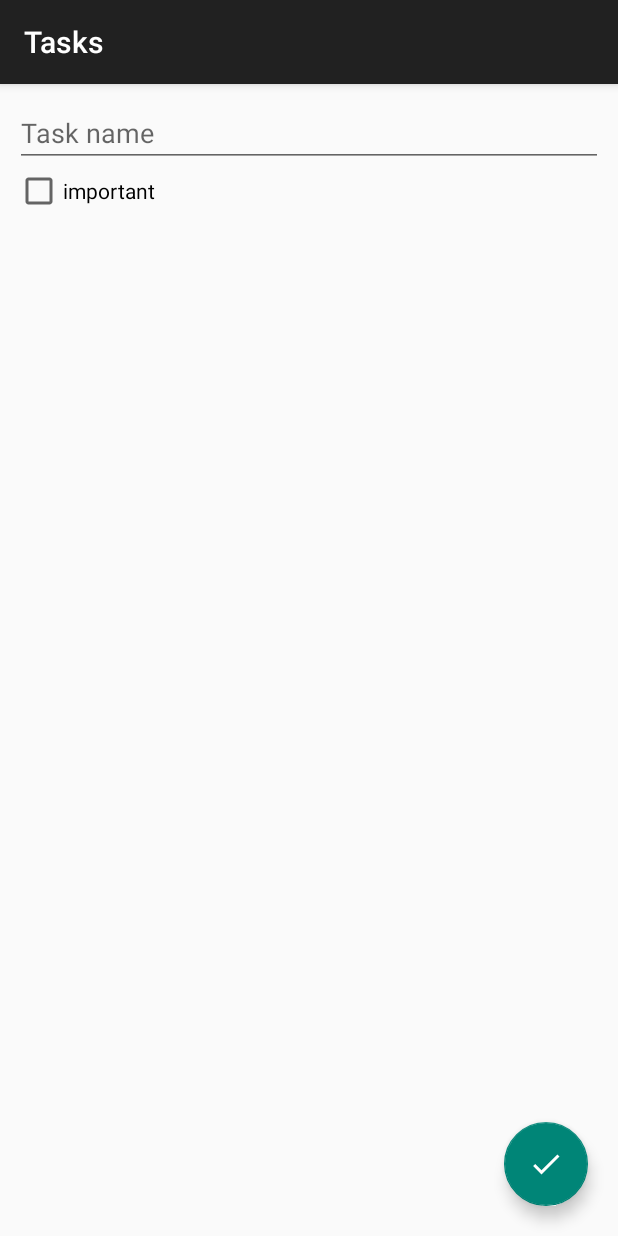
After one commit to jula1717/Tasks, an Android app: the fragment AddEditTaskFragment placed in its activity, on a phone screen of 412 x 824 dp. The commit adds this screen. Run offline under Robolectric (Android 15) with nearby library versions, the phone set to English and light mode, and no system bars; our stand-ins replace Dagger/Hilt's generated code, Room's generated code, data binding, navigation-ui; 4 statements that could not run were skipped.

Commit message:
navigation between fragments, AddEditTask Fragment and ViewModel

```diff
--- a/app/build.gradle.kts
+++ b/app/build.gradle.kts
@@ -4,6 +4,8 @@ plugins {
     id ("kotlin-parcelize")
     kotlin("kapt")
     id("com.google.dagger.hilt.android")
+    id("androidx.navigation.safeargs")
+
 }
 
 android {
--- /dev/null
+++ b/app/src/main/java/com/example/tasks2/AddEditTaskFragment.kt
@@ -0,0 +1,34 @@
+package com.example.tasks2
+
+import android.os.Bundle
+import android.view.View
+import androidx.core.view.isVisible
+import androidx.fragment.app.Fragment
+import androidx.fragment.app.viewModels
+import androidx.navigation.fragment.navArgs
+import com.example.tasks2.databinding.FragmentAddEditTaskBinding
+import dagger.hilt.android.AndroidEntryPoint
+
+@AndroidEntryPoint
+class AddEditTaskFragment : Fragment(R.layout.fragment_add_edit_task) {
+
+    private val args by navArgs<AddEditTaskFragmentArgs>()
+
+    private val viewModel:AddEditTaskViewModel by viewModels()
+
+    override fun onViewCreated(view: View, savedInstanceState: Bundle?) {
+        super.onViewCreated(view, savedInstanceState)
+
+        val binding = FragmentAddEditTaskBinding.bind(view)
+        binding.apply {
+            val task = args.task
+
+            edittextTask.setText(task?.name ?: "")
+            checkboxImportant.isChecked = task?.important ?: false
+            checkboxImportant.jumpDrawablesToCurrentState()
+            textviewDate.isVisible = task != null
+            textviewDate.text = "Created: ${task?.dateFormated}"
+        }
+
+    }
+}
--- a/app/src/main/java/com/example/tasks2/AppModule.kt
+++ b/app/src/main/java/com/example/tasks2/AppModule.kt
@@ -1,7 +1,6 @@
 package com.example.tasks2
 
 import android.app.Application
-import androidx.room.Database
 import androidx.room.Room
 import dagger.Module
 import dagger.Provides
--- a/app/src/main/java/com/example/tasks2/MainActivity.kt
+++ b/app/src/main/java/com/example/tasks2/MainActivity.kt
@@ -2,13 +2,31 @@ package com.example.tasks2
 
 import androidx.appcompat.app.AppCompatActivity
 import android.os.Bundle
+import androidx.navigation.NavController
+import androidx.navigation.fragment.NavHostFragment
+import androidx.navigation.fragment.findNavController
+import androidx.navigation.ui.setupActionBarWithNavController
 import dagger.hilt.android.AndroidEntryPoint
 
 
 @AndroidEntryPoint
 class MainActivity : AppCompatActivity() {
+
+    private lateinit var navController: NavController
+
     override fun onCreate(savedInstanceState: Bundle?) {
         super.onCreate(savedInstanceState)
         setContentView(R.layout.activity_main)
+
+        val navHostFragment =
+            supportFragmentManager.findFragmentById(R.id.nav_host_fragment) as NavHostFragment
+        navController = navHostFragment.findNavController()
+
+
+        setupActionBarWithNavController(navController)
+    }
+
+    override fun onSupportNavigateUp(): Boolean {
+        return navController.navigateUp() || super.onSupportNavigateUp()
     }
 }
--- a/app/src/main/res/layout/fragment_add_edit_task.xml
+++ b/app/src/main/res/layout/fragment_add_edit_task.xml
@@ -1,4 +1,5 @@
 <?xml version="1.0" encoding="utf-8"?>
+<layout>
 <androidx.coordinatorlayout.widget.CoordinatorLayout xmlns:android="http://schemas.android.com/apk/res/android"
     android:layout_width="match_parent"
     android:layout_height="match_parent">
@@ -35,3 +36,4 @@
         android:src="@drawable/ic_save" />
 
 </androidx.coordinatorlayout.widget.CoordinatorLayout>
+</layout>
--- a/app/src/main/res/navigation/nav_graph.xml
+++ b/app/src/main/res/navigation/nav_graph.xml
@@ -8,6 +8,23 @@
     <fragment
         android:id="@+id/fragmentTasks"
         android:name="com.example.tasks2.FragmentTasks"
-        android:label="fragment_tasks"
-        tools:layout="@layout/fragment_tasks" />
+        android:label="Tasks"
+        tools:layout="@layout/fragment_tasks">
+        <action
+            android:id="@+id/action_fragmentTasks_to_addEditTaskFragment"
+            app:destination="@id/addEditTaskFragment" />
+    </fragment>
+    <fragment
+        android:id="@+id/addEditTaskFragment"
+        android:name="com.example.tasks2.AddEditTaskFragment"
+        android:label="{label}"
+        tools:layout="@layout/fragment_add_edit_task">
+        <argument
+            android:name="task"
+            app:argType="com.example.tasks2.Task"
+            app:nullable="true" />
+        <argument
+            android:name="label"
+            app:argType="string" />
+    </fragment>
 </navigation>
--- a/app/src/main/res/values/strings.xml
+++ b/app/src/main/res/values/strings.xml
@@ -3,4 +3,6 @@
     <string name="important">important</string>
     <string name="task_deleted">Task deleted</string>
     <string name="undo">UNDO</string>
+    <string name="new_task">New task</string>
+    <string name="edit_task">Edit task</string>
 </resources>
--- a/build.gradle.kts
+++ b/build.gradle.kts
@@ -4,3 +4,9 @@ plugins {
     id("org.jetbrains.kotlin.android") version "1.9.0" apply false
     id("com.google.dagger.hilt.android") version "2.48" apply false
 }
+buildscript {
+    dependencies {
+        val nav_version_for_safe_args = "2.7.5"
+        classpath("androidx.navigation:navigation-safe-args-gradle-plugin:$nav_version_for_safe_args")
+    }
+}
```
Also changed, not shown: app/src/main/java/com/example/tasks2/AddEditTaskViewModel.kt (added, +13 -0 lines), app/src/main/java/com/example/tasks2/FragmentTasks.kt (+20 -1 lines), app/src/main/java/com/example/tasks2/TaskViewModel.kt (+8 -3 lines).
